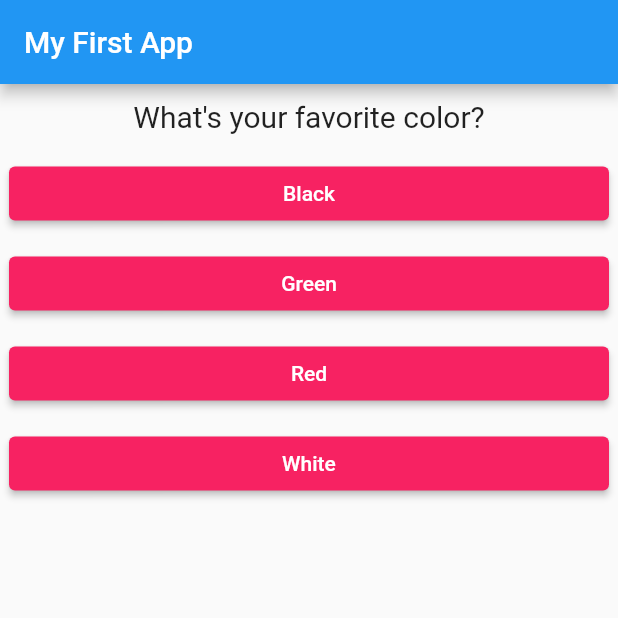
After one commit to Kipkorir-Gideon/Learning_Flutter, a Flutter app: the screen it shows after launch, on a phone screen of 412 x 824 dp, the top half of it. The commit adds this screen. Run offline on Flutter 3.47's test engine with Material 2 defaults, Android fonts, the phone set to English and light mode, and no system bars.

Commit message:
Several practices.

```diff
--- a/lib/main.dart
+++ b/lib/main.dart
@@ -1,7 +1,7 @@
 import 'package:flutter/material.dart';
 
-import './question.dart';
-import './answer.dart';
+import './quiz.dart';
+import './result.dart';
 
 void main() {
   runApp(MyApp());
@@ -16,45 +16,66 @@ class MyApp extends StatefulWidget {
 }
 
 class _MyAppState extends State<MyApp> {
+  final _questions = const [
+    {
+      'questionText': 'What\'s your favorite color?',
+      'answers': [
+        {'text': 'Black', 'score': 10},
+        {'text': 'Green', 'score': 3},
+        {'text': 'Red', 'score': 5},
+        {'text': 'White', 'score': 1},
+      ]
+    },
+    {
+      'questionText': 'What\'s your favorite animal?',
+      'answers': [
+        {'text': 'Lion', 'score': 6},
+        {'text': 'Beer', 'score': 1},
+        {'text': 'Cheetah', 'score': 3},
+        {'text': 'Elephant', 'score': 8},
+      ]
+    },
+    {
+      'questionText': 'Who\'s your favorite instructor?',
+      'answers': [
+        {'text': 'Max', 'score': 1},
+        {'text': 'Brad', 'score': 2},
+        {'text': 'Yu', 'score': 3},
+        {'text': 'Mosh', 'score': 4},
+      ]
+    },
+  ];
+
   var _questionIndex = 0;
+  var _totalScore = 0;
 
-  void _answerQuestion() {
+  void _answerQuestion(int score) {
+    _totalScore += score;
+
     setState(() {
       _questionIndex = _questionIndex + 1;
     });
+    if (_questionIndex < _questions.length) {
+      print('We have more questions!');
+    } else {
+      print('No more questions!');
+    }
   }
 
   @override
   Widget build(BuildContext context) {
-    const questions = [
-      {
-        'questionText': 'What\'s your favorite color?',
-        'answers': ['Black', 'Green', 'Red', 'Yellow']
-      },
-      {
-        'questionText': 'What\'s your favorite animal?',
-        'answers': ['Lion', 'Beer', 'Cheetah', 'Elephant']
-      },
-      {
-        'questionText': 'Who\'s your favorite instructor?',
-        'answers': ['Max', 'Brad', 'Yu', 'Mosh']
-      },
-    ];
     return MaterialApp(
       home: Scaffold(
         appBar: AppBar(
           title: Text('My First App'),
         ),
-        body: Column(
-          children: [
-            Question(
-              questions[_questionIndex]['questionText'] as String,
-            ),
-            ...(questions[_questionIndex]['answers'] as List<String>).map((answer) {
-              return Answer(_answerQuestion, answer);
-            }).toList()
-          ],
-        ),
+        body: _questionIndex < _questions.length
+            ? Quiz(
+                answerQuestion: _answerQuestion,
+                questionIndex: _questionIndex,
+                questions: _questions,
+              )
+            : Result(_totalScore),
       ),
     );
   }
--- /dev/null
+++ b/lib/quiz.dart
@@ -0,0 +1,31 @@
+import 'package:flutter/material.dart';
+
+import './question.dart';
+import './answer.dart';
+
+class Quiz extends StatelessWidget {
+  final List<Map<String, Object>> questions;
+  final int questionIndex;
+  final VoidCallback answerQuestion;
+
+  Quiz({
+    @required this.questions,
+    @required this.questionIndex,
+    @required this.answerQuestion,
+  });
+
+  @override
+  Widget build(BuildContext context) {
+    return Column(
+      children: [
+        Question(
+          questions[questionIndex]['questionText'],
+        ),
+        ...(questions[questionIndex]['answers'] as List<Map<String, Object>>)
+            .map((answer) {
+          return Answer(() => answerQuestion(answer['score']), answer['text']);
+        }).toList()
+      ],
+    );
+  }
+}
--- a/pubspec.yaml
+++ b/pubspec.yaml
@@ -19,7 +19,7 @@ publish_to: 'none' # Remove this line if you wish to publish to pub.dev
 version: 1.0.0+1
 
 environment:
-  sdk: '>=2.19.0 <3.0.0'
+  sdk: '>=2.1.0 <3.0.0'
 
 # Dependencies specify other packages that your package needs in order to work.
 # To automatically upgrade your package dependencies to the latest versions
```
Also changed, not shown: lib/result.dart (added, +32 -0 lines), pubspec.lock.
